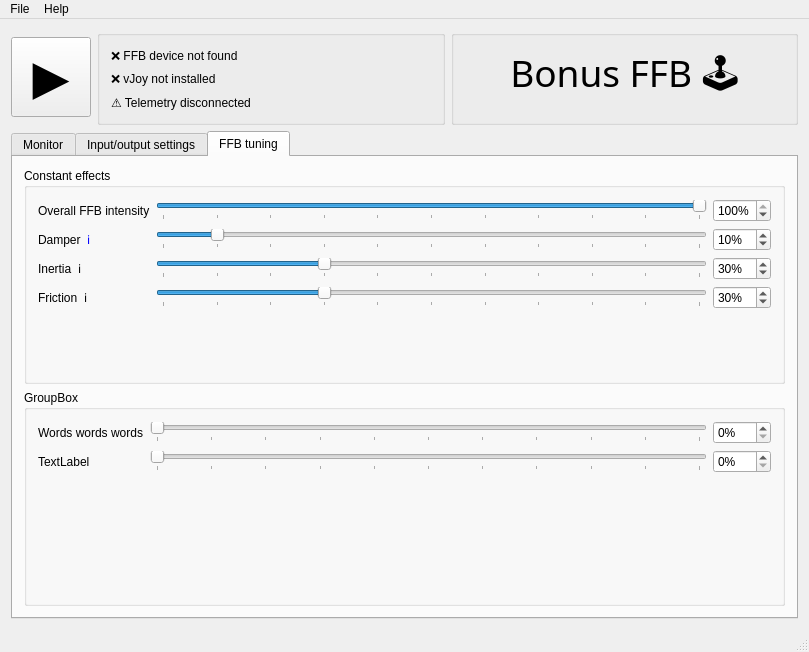
kgmonteith/BonusFFB, file H-Shifter/HShifter.ui: the form before one commit.
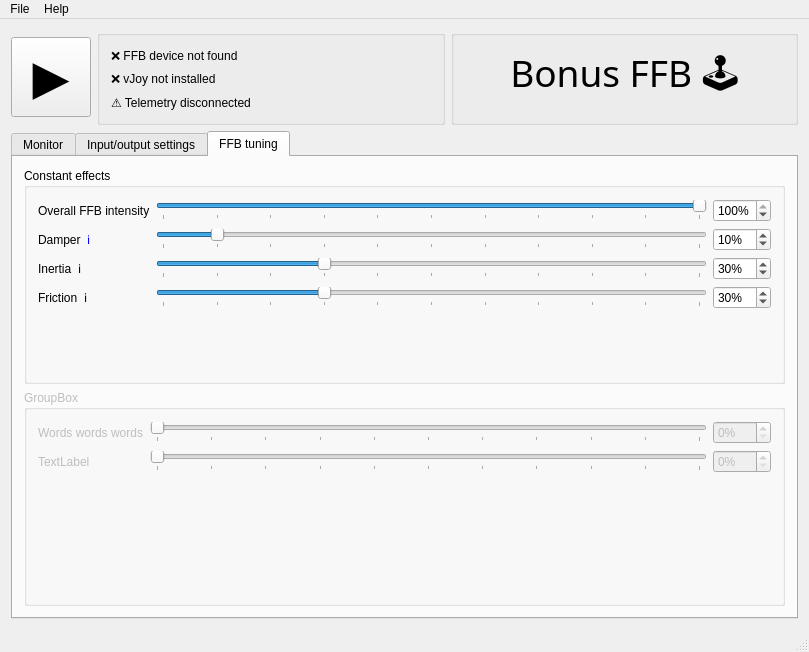
The form after the commit. The open tabs and pages were chosen to show the change. Icons and pictures are not drawn.

Patch:
```diff
--- a/H-Shifter/HShifter.ui
+++ b/H-Shifter/HShifter.ui
@@ -848,6 +848,9 @@
         </item>
         <item>
          <widget class="QGroupBox" name="groupBox_3">
+          <property name="enabled">
+           <bool>false</bool>
+          </property>
           <property name="title">
            <string>GroupBox</string>
           </property>
```
Left out of the diff: 7 changed lines with no effect on the pictures.
